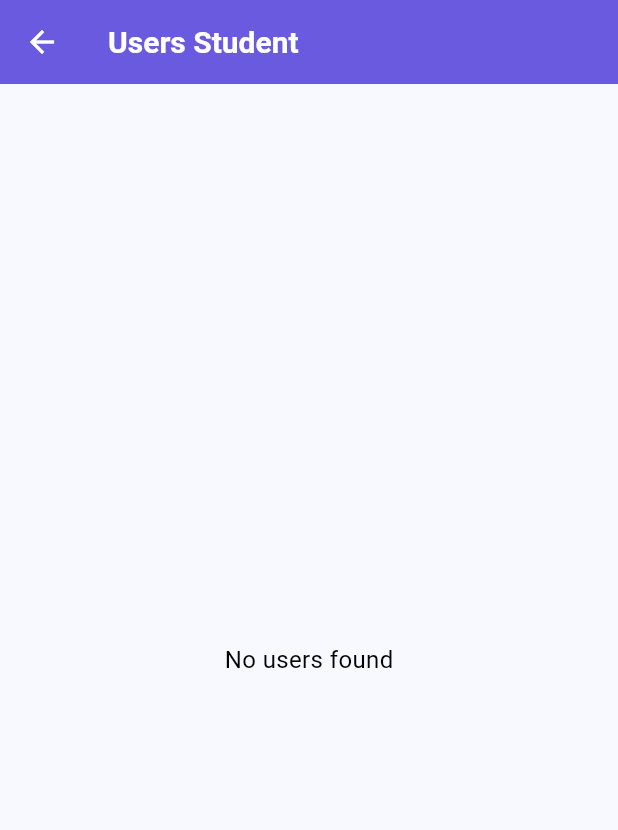
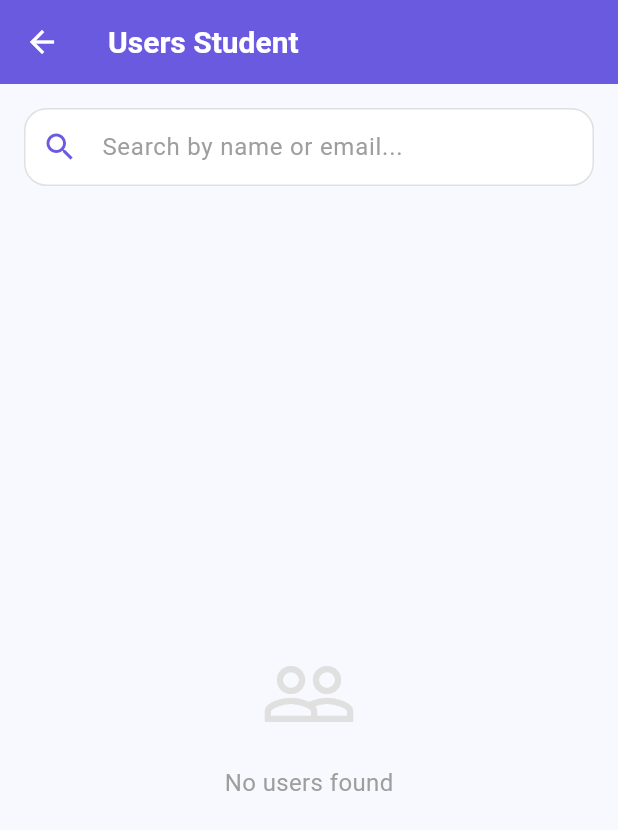
Before and after one commit to jayprajapati2246/music_class, a Flutter app: the ManageUsersPage screen opened directly, on a phone screen of 412 x 824 dp. Shown: the top 830 px of the screen. Run offline on Flutter 3.47's test engine with Material 3 defaults, Android fonts, the phone set to English and light mode, and no system bars; our stand-ins replace cloud_firestore, firebase_auth, firebase_core, get, google_mobile_ads, google_sign_in and 2 more; accounts and stored records are empty; network calls fail.

Commit message:
user panel complete with dark and light mode and add your course and batch time and in admin panel 90% complete

```diff
--- a/lib/screen.dart
+++ b/lib/screen.dart
@@ -2,7 +2,7 @@ import 'package:flutter/material.dart';
 import 'package:get/get.dart';
 import 'package:music_class/screen/Payment/Payment.dart';
 import 'package:music_class/screen/attendance.dart';
-import 'package:music_class/screen/dues.dart';
+import 'package:music_class/screen/Payment/dues.dart';
 import 'package:music_class/screen/home.dart';
 import 'package:music_class/screen/student/student.dart';
 
--- a/lib/screen/dues.dart
+++ b/lib/screen/Payment/dues.dart
@@ -4,9 +4,9 @@ import 'package:google_mobile_ads/google_mobile_ads.dart';
 import 'package:music_class/Logic/ads/banner_ads.dart';
 import 'package:music_class/screen/student/edit.dart';
 
-import '../Logic/controller/user/Payments.dart';
-import '../Logic/controller/user/due.dart';
-import '../Logic/model/Student.dart';
+import '../../Logic/controller/user/Payments.dart';
+import '../../Logic/controller/user/due.dart';
+import '../../Logic/model/Student.dart';
 
 class Dues extends StatefulWidget {
   const Dues({super.key});
--- a/lib/screen/setting.dart
+++ b/lib/screen/User Profile/setting.dart
@@ -1,6 +1,6 @@
 import 'package:flutter/material.dart';
 import 'package:get/get.dart';
-import '../Logic/controller/theme_controller.dart';
+import '../../Logic/controller/theme_controller.dart';
 import 'user_services_page.dart';
 
 class SettingsPage extends StatelessWidget {
--- a/lib/screen/user profile.dart
+++ b/lib/screen/User Profile/user profile.dart
@@ -1,9 +1,9 @@
 import 'package:flutter/material.dart';
 import 'package:get/get.dart';
 import 'package:intl/intl.dart';
-import 'package:music_class/screen/setting.dart';
-import '../Logic/controller/admin/admin_auth_controller.dart';
-import '../Logic/controller/user/auth_controller.dart';
+import 'package:music_class/screen/User%20Profile/setting.dart';
+import '../../Logic/controller/admin/admin_auth_controller.dart';
+import '../../Logic/controller/user/auth_controller.dart';
 
 class userprofile extends StatefulWidget {
   const userprofile({super.key});
--- a/lib/screen/user_services_page.dart
+++ b/lib/screen/User Profile/user_services_page.dart
@@ -1,6 +1,6 @@
 import 'package:flutter/material.dart';
 import 'package:get/get.dart';
-import '../Logic/controller/user/services_controller.dart';
+import '../../Logic/controller/user/services_controller.dart';
 
 class UserServicesPage extends StatelessWidget {
   UserServicesPage({super.key});
--- a/lib/screen/admin/manage_users.dart
+++ b/lib/screen/admin/manage_users.dart
@@ -3,55 +3,114 @@ import 'package:get/get.dart';
 import '../../Logic/controller/admin/admin_controller.dart';
 import 'Userdetail.dart';
 
-class ManageUsersPage extends StatelessWidget {
+class ManageUsersPage extends StatefulWidget {
   final String appBarTitle;
 
-  ManageUsersPage({
+  const ManageUsersPage({
     super.key,
     required this.appBarTitle,
   });
 
+  @override
+  State<ManageUsersPage> createState() => _ManageUsersPageState();
+}
+
+class _ManageUsersPageState extends State<ManageUsersPage> {
   final AdminController controller = Get.put(AdminController());
+  final TextEditingController searchController = TextEditingController();
+  final RxString searchQuery = "".obs;
 
   @override
   Widget build(BuildContext context) {
+    final theme = Theme.of(context);
+    final isDark = theme.brightness == Brightness.dark;
+
     return Scaffold(
+      backgroundColor: theme.scaffoldBackgroundColor,
       appBar: AppBar(
-        title: Text(appBarTitle),
-        backgroundColor: const Color(0xFF6A5AE0),
-        foregroundColor: Colors.white,
+        title: Text(widget.appBarTitle),
+        backgroundColor: theme.appBarTheme.backgroundColor,
+        foregroundColor: theme.appBarTheme.foregroundColor,
         elevation: 0,
+        centerTitle: false,
       ),
-      body: Obx(() {
+      body: Column(
+        children: [
+
+          Padding(
+            padding: const EdgeInsets.all(16.0),
+            child: TextField(
+              controller: searchController,
+              onChanged: (value) => searchQuery.value = value,
+              style: TextStyle(color: theme.colorScheme.onSurface),
+              decoration: InputDecoration(
+                hintText: "Search by name or email...",
+                hintStyle: TextStyle(color: isDark ? Colors.white38 : Colors.grey),
+                prefixIcon: Icon(Icons.search, color: theme.primaryColor),
+                filled: true,
+                fillColor: theme.cardColor,
+                contentPadding: const EdgeInsets.symmetric(vertical: 14),
+                border: OutlineInputBorder(
+                  borderRadius: BorderRadius.circular(15),
+                  borderSide: BorderSide.none,
+                ),
+                enabledBorder: OutlineInputBorder(
+                  borderRadius: BorderRadius.circular(15),
+                  borderSide: BorderSide(color: isDark ? Colors.white12 : Colors.black12),
+                ),
+                focusedBorder: OutlineInputBorder(
+                  borderRadius: BorderRadius.circular(15),
+                  borderSide: BorderSide(color: theme.primaryColor, width: 2),
+                ),
+              ),
+            ),
+          ),
+
+          Expanded(
+            child: Obx(() {
               if (controller.isLoadingUsers.value) {
-          return const Center(
-            child: CircularProgressIndicator(),
+                return Center(
+                  child: CircularProgressIndicator(color: theme.primaryColor),
                 );
               }
 
-        if (controller.users.isEmpty) {
-          return const Center(
-            child: Text(
+              final filteredUsers = controller.users.where((user) {
+                final name = (user['name'] ?? '').toString().toLowerCase();
+                final email = (user['email'] ?? '').toString().toLowerCase();
+                final query = searchQuery.value.toLowerCase();
+                return name.contains(query) || email.contains(query);
+              }).toList();
+
+              if (filteredUsers.isEmpty) {
+                return Center(
+                  child: Column(
+                    mainAxisAlignment: MainAxisAlignment.center,
+                    children: [
+                      Icon(Icons.people_outline, size: 64, color: isDark ? Colors.white24 : Colors.grey.shade300),
+                      const SizedBox(height: 16),
+                      Text(
                         "No users found",
-              style: TextStyle(fontSize: 16),
+                        style: TextStyle(fontSize: 16, color: isDark ? Colors.white38 : Colors.grey),
+                      ),
+                    ],
                   ),
                 );
               }
 
               return ListView.builder(
-          padding: const EdgeInsets.all(12),
-          itemCount: controller.users.length,
+                padding: const EdgeInsets.symmetric(horizontal: 16),
+                itemCount: filteredUsers.length,
                 itemBuilder: (context, index) {
-            final user = controller.users[index];
+                  final user = filteredUsers[index];
 
                   return Container(
                     margin: const EdgeInsets.only(bottom: 12),
                     decoration: BoxDecoration(
-                color: Colors.white,
+                      color: theme.cardColor,
                       borderRadius: BorderRadius.circular(18),
                       boxShadow: [
                         BoxShadow(
-                    color: Colors.black.withOpacity(0.05),
+                          color: Colors.black.withOpacity(isDark ? 0.2 : 0.05),
                           blurRadius: 10,
                           offset: const Offset(0, 5),
                         ),
@@ -64,29 +123,34 @@ class ManageUsersPage extends StatelessWidget {
                       ),
                       leading: CircleAvatar(
                         radius: 26,
-                  backgroundColor: const Color(0xFF6A5AE0),
+                        backgroundColor: theme.primaryColor.withOpacity(0.1),
                         backgroundImage: user['profileImage'] != null &&
                                 user['profileImage'].isNotEmpty
                             ? NetworkImage(user['profileImage'])
                             : null,
                         child: user['profileImage'] == null ||
                                 user['profileImage'].isEmpty
-                      ? const Icon(
-                    Icons.person,
-                    color: Colors.white,
-                  )
+                            ? Icon(Icons.person, color: theme.primaryColor)
                             : null,
                       ),
                       title: Text(
                         user['name'] ?? 'Unknown',
-                  style: const TextStyle(
+                        style: TextStyle(
                           fontWeight: FontWeight.bold,
+                          color: theme.colorScheme.onSurface,
                         ),
                       ),
-                subtitle: Text(user['email'] ?? ''),
-                trailing: const Icon(
+                      subtitle: Padding(
+                        padding: const EdgeInsets.only(top: 4),
+                        child: Text(
+                          user['email'] ?? '',
+                          style: TextStyle(color: isDark ? Colors.white60 : Colors.black54),
+                        ),
+                      ),
+                      trailing: Icon(
                         Icons.arrow_forward_ios_rounded,
                         size: 18,
+                        color: isDark ? Colors.white38 : Colors.grey,
                       ),
                       onTap: () {
                         Get.to(() => UserDetailsPage(user: user));
@@ -96,6 +160,9 @@ class ManageUsersPage extends StatelessWidget {
                 },
               );
             }),
+          ),
+        ],
+      ),
     );
   }
 }
--- a/lib/screen/home.dart
+++ b/lib/screen/home.dart
@@ -1,7 +1,7 @@
 import 'package:flutter/material.dart';
 import 'package:get/get.dart';
 import 'package:intl/intl.dart';
-import 'package:music_class/screen/user%20profile.dart';
+import 'package:music_class/screen/User%20Profile/user%20profile.dart';
 
 import '../Logic/controller/user/auth_controller.dart';
 import '../Logic/controller/user/home_controller.dart';
--- a/lib/screen/student/student_home.dart
+++ b/lib/screen/student/student_home.dart
@@ -1,6 +1,6 @@
 import 'package:flutter/material.dart';
 import 'package:get/get.dart';
-import 'package:music_class/screen/user%20profile.dart';
+import 'package:music_class/screen/User%20Profile/user%20profile.dart';
 
 import '../../Logic/controller/user/auth_controller.dart';
 
```
Also changed, not shown: lib/Logic/controller/user/AddStudent.dart (+16 -34 lines), lib/screen/admin/Userdetail.dart (+131 -78 lines). Lines whose indentation alone changed are shown as unchanged.
